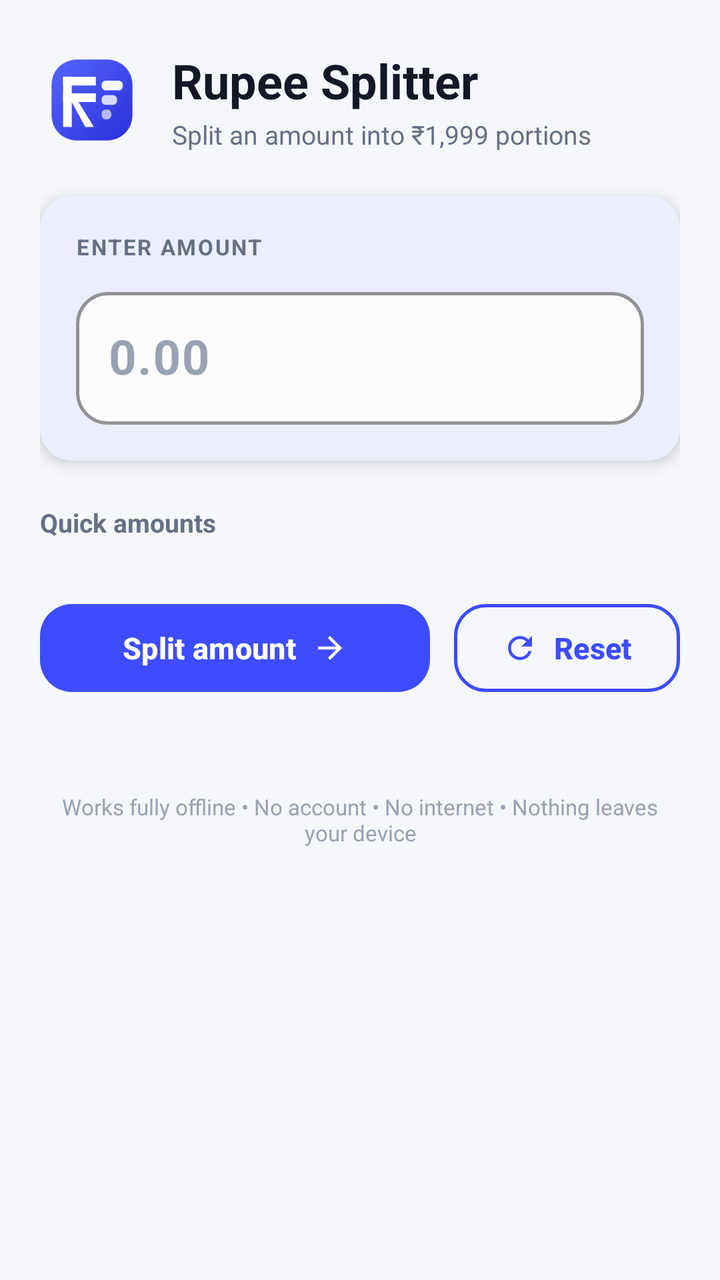
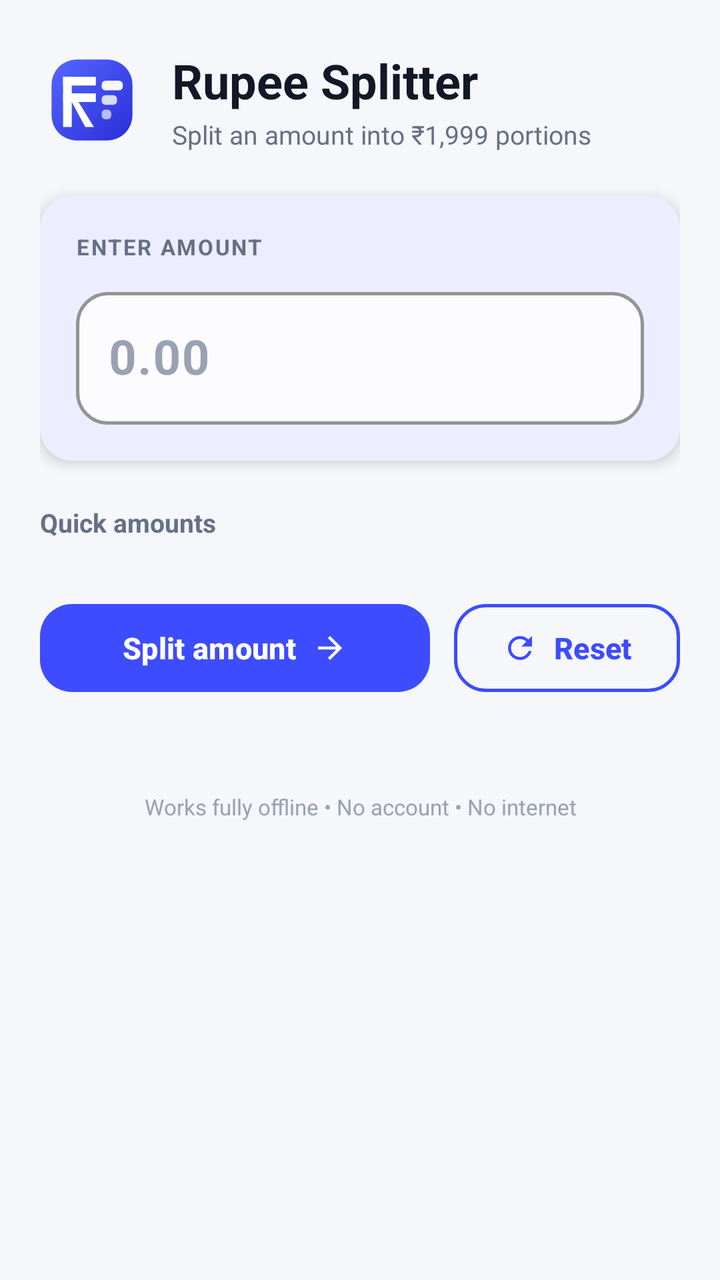

An Android layout rendered at two revisions. The XML below is the earlier revision; the diff shows what the commit changed to produce the second picture.
<!-- AndroidManifest.xml: activity theme AppTheme -->
<!-- res/layout/activity_main.xml -->
<?xml version="1.0" encoding="utf-8"?>
<ScrollView xmlns:android="http://schemas.android.com/apk/res/android"
    xmlns:app="http://schemas.android.com/apk/res-auto"
    android:id="@+id/scroll"
    android:layout_width="match_parent"
    android:layout_height="match_parent"
    android:clipToPadding="false"
    android:fillViewport="true">

    <LinearLayout
        android:layout_width="match_parent"
        android:layout_height="wrap_content"
        android:orientation="vertical"
        android:paddingStart="20dp"
        android:paddingTop="24dp"
        android:paddingEnd="20dp"
        android:paddingBottom="32dp">

        
        <LinearLayout
            android:layout_width="match_parent"
            android:layout_height="wrap_content"
            android:gravity="center_vertical"
            android:orientation="horizontal">

            <ImageView
                android:id="@+id/logo"
                android:layout_width="52dp"
                android:layout_height="52dp"
                android:contentDescription="@string/app_name"
                android:src="@drawable/ic_logo" />

            <LinearLayout
                android:layout_width="0dp"
                android:layout_height="wrap_content"
                android:layout_marginStart="14dp"
                android:layout_weight="1"
                android:orientation="vertical">

                <TextView
                    android:layout_width="wrap_content"
                    android:layout_height="wrap_content"
                    android:text="@string/app_title"
                    android:textColor="@color/text_primary"
                    android:textSize="24sp"
                    android:textStyle="bold" />

                <TextView
                    android:layout_width="wrap_content"
                    android:layout_height="wrap_content"
                    android:layout_marginTop="2dp"
                    android:text="@string/app_subtitle"
                    android:textColor="@color/text_secondary"
                    android:textSize="13sp" />
            </LinearLayout>
        </LinearLayout>

        
        <com.google.android.material.card.MaterialCardView
            style="@style/Widget.App.Card.Elevated"
            android:layout_width="match_parent"
            android:layout_height="wrap_content"
            android:layout_marginTop="22dp">

            <LinearLayout
                android:layout_width="match_parent"
                android:layout_height="wrap_content"
                android:orientation="vertical"
                android:padding="18dp">

                <TextView
                    android:layout_width="wrap_content"
                    android:layout_height="wrap_content"
                    android:letterSpacing="0.08"
                    android:text="@string/label_enter_amount"
                    android:textColor="@color/text_secondary"
                    android:textSize="11sp"
                    android:textStyle="bold" />

                <com.google.android.material.textfield.TextInputLayout
                    android:id="@+id/amountLayout"
                    style="@style/Widget.App.TextInputLayout"
                    android:layout_width="match_parent"
                    android:layout_height="wrap_content"
                    android:layout_marginTop="10dp"
                    android:hint="@string/placeholder_amount"
                    app:endIconMode="clear_text"
                    app:prefixText="@string/rupee_symbol"
                    app:prefixTextColor="@color/primary">

                    <com.google.android.material.textfield.TextInputEditText
                        android:id="@+id/amountInput"
                        android:layout_width="match_parent"
                        android:layout_height="wrap_content"
                        android:contentDescription="@string/a11y_amount_input"
                        android:imeOptions="actionDone"
                        android:inputType="numberDecimal"
                        android:maxLines="1"
                        android:textColor="@color/text_primary"
                        android:textSize="24sp"
                        android:textStyle="bold" />
                </com.google.android.material.textfield.TextInputLayout>
            </LinearLayout>
        </com.google.android.material.card.MaterialCardView>

        
        <TextView
            android:layout_width="wrap_content"
            android:layout_height="wrap_content"
            android:layout_marginTop="22dp"
            android:text="@string/label_quick_amounts"
            android:textColor="@color/text_secondary"
            android:textSize="13sp"
            android:textStyle="bold" />

        <HorizontalScrollView
            android:layout_width="match_parent"
            android:layout_height="wrap_content"
            android:layout_marginTop="10dp"
            android:clipToPadding="false"
            android:scrollbars="none">

            <LinearLayout
                android:id="@+id/quickRow"
                android:layout_width="wrap_content"
                android:layout_height="wrap_content"
                android:orientation="horizontal" />
        </HorizontalScrollView>

        
        <LinearLayout
            android:layout_width="match_parent"
            android:layout_height="wrap_content"
            android:layout_marginTop="18dp"
            android:orientation="horizontal">

            <com.google.android.material.button.MaterialButton
                android:id="@+id/calculateButton"
                style="@style/Widget.App.Button.Filled"
                android:layout_width="0dp"
                android:layout_height="wrap_content"
                android:layout_weight="1"
                android:contentDescription="@string/a11y_calculate_button"
                android:text="@string/action_calculate"
                app:icon="@drawable/ic_arrow"
                app:iconGravity="textEnd"
                app:iconPadding="8dp" />

            <com.google.android.material.button.MaterialButton
                android:id="@+id/resetButton"
                style="@style/Widget.App.Button.Outlined"
                android:layout_width="wrap_content"
                android:layout_height="wrap_content"
                android:layout_marginStart="12dp"
                android:text="@string/action_reset"
                app:icon="@drawable/ic_reset"
                app:iconGravity="textStart"
                app:iconPadding="8dp" />
        </LinearLayout>

        
        <LinearLayout
            android:id="@+id/resultContainer"
            android:layout_width="match_parent"
            android:layout_height="wrap_content"
            android:layout_marginTop="20dp"
            android:contentDescription="@string/a11y_result_area"
            android:orientation="vertical" />

        <TextView
            android:layout_width="match_parent"
            android:layout_height="wrap_content"
            android:layout_marginTop="26dp"
            android:gravity="center"
            android:text="@string/footer_note"
            android:textColor="@color/text_tertiary"
            android:textSize="11sp" />
    </LinearLayout>
</ScrollView>
<!-- resources referenced by this layout -->
<resources>
  <color name="primary">#3D4CFF</color>
  <color name="text_primary">#121826</color>
  <color name="text_secondary">#667085</color>
  <color name="text_tertiary">#98A2B3</color>
  <!-- drawable ic_arrow (drawable) -->
  <vector xmlns:android="http://schemas.android.com/apk/res/android"
      android:width="24dp"
      android:height="24dp"
      android:viewportWidth="24"
      android:viewportHeight="24">
      <path
          android:fillColor="#FFFFFFFF"
          android:pathData="M12,4l-1.41,1.41L16.17,11H4v2h12.17l-5.58,5.59L12,20l8,-8z" />
  </vector>
  <string name="a11y_amount_input">Amount in Indian rupees</string>
  <string name="a11y_calculate_button">Calculate split</string>
  <string name="a11y_result_area">Split results</string>
  <string name="action_calculate">Split amount</string>
  <string name="action_reset">Reset</string>
  <string name="app_name">Rupee Splitter</string>
  <string name="app_subtitle">Split an amount into ₹1,999 portions</string>
  <string name="app_title">Rupee Splitter</string>
  <string name="footer_note">Works fully offline • No account • No internet • Nothing leaves your device</string>
  <string name="label_enter_amount">ENTER AMOUNT</string>
  <string name="label_quick_amounts">Quick amounts</string>
  <string name="placeholder_amount">0.00</string>
  <string name="rupee_symbol">₹</string>
  <style name="Widget.App.Button.Filled" parent="Widget.Material3.Button">
          <item name="cornerRadius">16dp</item>
          <item name="android:textSize">15sp</item>
          <item name="android:textStyle">bold</item>
          <item name="android:minHeight">52dp</item>
          <item name="android:paddingStart">24dp</item>
          <item name="android:paddingEnd">24dp</item>
      </style>
  <style name="Widget.App.Card.Elevated" parent="Widget.Material3.CardView.Elevated">
          <item name="cardCornerRadius">16dp</item>
          <item name="cardElevation">4dp</item>
          <item name="cardBackgroundColor">@color/surface</item>
      </style>
  <color name="surface">#FFFFFF</color>
  <color name="stroke">#D9DEEA</color>
  <color name="input_bg">#FCFCFE</color>
  <color name="primary_variant">#2A3AE0</color>
  <color name="primary_container">#E8EBFF</color>
  <color name="on_primary">#FFFFFF</color>
  <color name="on_primary_container">#000A4A</color>
  <color name="secondary">#006A6C</color>
  <color name="secondary_container">#97F0F2</color>
  <color name="on_secondary">#FFFFFF</color>
  <color name="on_secondary_container">#002021</color>
  <color name="tertiary">#7A5500</color>
  <color name="tertiary_container">#FFDDB3</color>
  <color name="on_tertiary">#FFFFFF</color>
  <color name="on_tertiary_container">#281800</color>
  <color name="error">#BA1A1A</color>
  <color name="error_container">#FFDAD6</color>
  <color name="on_error">#FFFFFF</color>
  <color name="on_error_container">#410002</color>
  <color name="surface_variant">#E0E2EC</color>
  <color name="on_surface">#1A1C1E</color>
  <color name="on_surface_variant">#44474C</color>
  <color name="background">#F5F7FB</color>
  <color name="on_background">#1A1C1E</color>
  <color name="outline">#74777C</color>
  <color name="outline_variant">#C4C7CC</color>
  <style name="ShapeAppearance.App.SmallComponent" parent="ShapeAppearance.Material3.SmallComponent">
          <item name="cornerFamily">rounded</item>
          <item name="cornerSize">12dp</item>
      </style>
  <style name="ShapeAppearance.App.MediumComponent" parent="ShapeAppearance.Material3.MediumComponent">
          <item name="cornerFamily">rounded</item>
          <item name="cornerSize">16dp</item>
      </style>
  <style name="ShapeAppearance.App.LargeComponent" parent="ShapeAppearance.Material3.LargeComponent">
          <item name="cornerFamily">rounded</item>
          <item name="cornerSize">24dp</item>
      </style>
</resources>

<!-- the commit's change to res/layout/activity_main.xml (unified diff, before → after) -->
@@ -1,13 +1,12 @@
 <?xml version="1.0" encoding="utf-8"?>
 <ScrollView xmlns:android="http://schemas.android.com/apk/res/android"
     xmlns:app="http://schemas.android.com/apk/res-auto"
-    android:id="@+id/scroll"
     android:layout_width="match_parent"
     android:layout_height="match_parent"
-    android:clipToPadding="false"
     android:fillViewport="true">
 
     <LinearLayout
+        android:id="@+id/content"
         android:layout_width="match_parent"
         android:layout_height="wrap_content"
         android:orientation="vertical"
@@ -27,7 +26,7 @@
                 android:id="@+id/logo"
                 android:layout_width="52dp"
                 android:layout_height="52dp"
-                android:contentDescription="@string/app_name"
+                android:contentDescription="@null"
                 android:src="@drawable/ic_logo" />
 
             <LinearLayout
@@ -140,7 +139,6 @@
                 android:layout_width="0dp"
                 android:layout_height="wrap_content"
                 android:layout_weight="1"
-                android:contentDescription="@string/a11y_calculate_button"
                 android:text="@string/action_calculate"
                 app:icon="@drawable/ic_arrow"
                 app:iconGravity="textEnd"
@@ -164,7 +162,7 @@
             android:layout_width="match_parent"
             android:layout_height="wrap_content"
             android:layout_marginTop="20dp"
-            android:contentDescription="@string/a11y_result_area"
+            android:accessibilityLiveRegion="polite"
             android:orientation="vertical" />
 
         <TextView
<!-- resource entries referenced after the edit -->
@@ -15,14 +15,11 @@
           android:pathData="M12,4l-1.41,1.41L16.17,11H4v2h12.17l-5.58,5.59L12,20l8,-8z" />
   </vector>
   <string name="a11y_amount_input">Amount in Indian rupees</string>
-  <string name="a11y_calculate_button">Calculate split</string>
-  <string name="a11y_result_area">Split results</string>
   <string name="action_calculate">Split amount</string>
   <string name="action_reset">Reset</string>
-  <string name="app_name">Rupee Splitter</string>
   <string name="app_subtitle">Split an amount into ₹1,999 portions</string>
   <string name="app_title">Rupee Splitter</string>
-  <string name="footer_note">Works fully offline • No account • No internet • Nothing leaves your device</string>
+  <string name="footer_note">Works fully offline • No account • No internet</string>
   <string name="label_enter_amount">ENTER AMOUNT</string>
   <string name="label_quick_amounts">Quick amounts</string>
   <string name="placeholder_amount">0.00</string>
